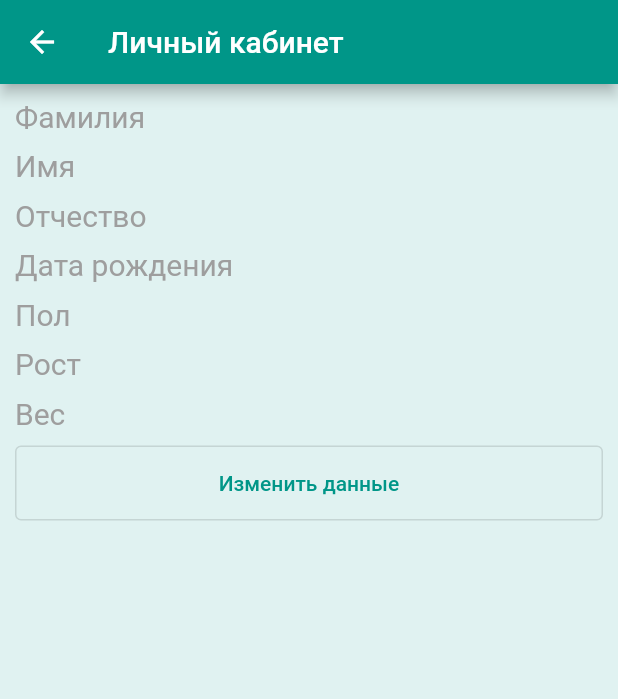
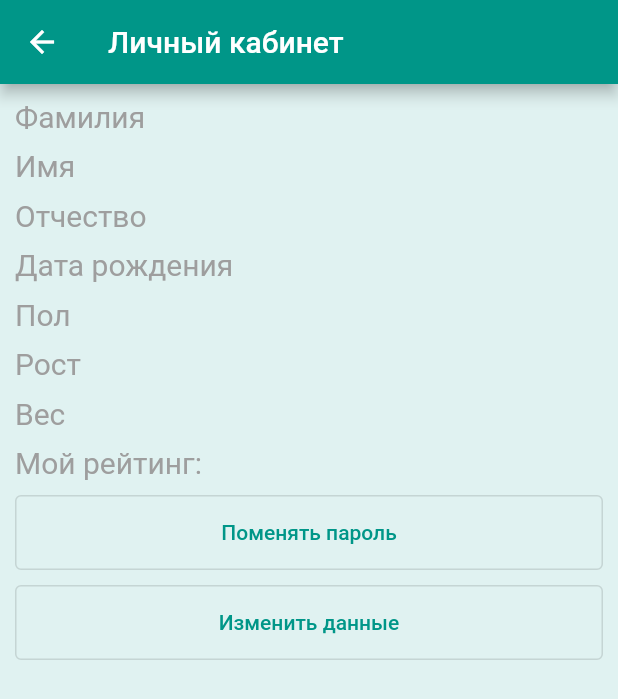
Before and after one commit to krzhld/MedicineHelper, a Flutter app: the Patient screen opened directly, after a tap on "Личный кабинет", on a phone screen of 412 x 824 dp. Shown: the top 699 px of the screen. Run offline on Flutter 3.47's test engine with Material 2 defaults, Android fonts, the phone set to English and light mode, and no system bars; our stand-ins replace mask_text_input_formatter; network calls fail; project files that could hold a hidden picture were left out.

Commit message:
feat: adjusted the architecture of the application pages in accordance patient_user_flow_diagram

```diff
--- a/frontend/lib/ui/pages/patient.dart
+++ b/frontend/lib/ui/pages/patient.dart
@@ -4,6 +4,7 @@ import 'package:mask_text_input_formatter/mask_text_input_formatter.dart';
 import 'package:MedicineHelper/ui/pages/choice_a_chat_with_a_doctor.dart';
 import 'package:http/http.dart' as http;
 import 'dart:convert';
+import 'package:flutter/services.dart';
 
 var maskFormatterDate = MaskTextInputFormatter(
     mask: '##.##.####',
@@ -17,6 +18,9 @@ var maskFormatterPressure = MaskTextInputFormatter(
 
 bool _isShowHealthData = false;
 bool _isShowDropdownDoctors = false;
+bool _availableActions = false;
+bool _isShowDataInTime = false;
+bool _appointment = false;
 
 class Patient extends StatefulWidget {
   const Patient({super.key});
@@ -83,6 +87,22 @@ class _Patient extends State<Patient> {
           SizedBox(
             height: 50.0,
             child: OutlinedButton(
+              child: Text(
+                _availableActions ? 'Скрыть' : 'Доступные действия',
+              ),
+              onPressed: () {
+                setState(
+                  () {
+                    _availableActions = !_availableActions;
+                  },
+                );
+              },
+            ),
+          ),
+          const SizedBox(height: 10),
+          Visibility(
+            visible: _availableActions,
+            child: OutlinedButton(
               // ignore: unnecessary_new
               child: new Text(
                 _isShowHealthData
@@ -100,7 +120,7 @@ class _Patient extends State<Patient> {
           ),
           const SizedBox(height: 10),
           Visibility(
-            visible: _isShowHealthData,
+            visible: _isShowHealthData && _availableActions,
             child: TextField(
               keyboardType: TextInputType.datetime,
               inputFormatters: [maskFormatterDate],
@@ -109,7 +129,7 @@ class _Patient extends State<Patient> {
           ),
           const SizedBox(height: 10),
           Visibility(
-            visible: _isShowHealthData,
+            visible: _isShowHealthData && _availableActions,
             child: const TextField(
               keyboardType: TextInputType.number,
               decoration: InputDecoration(labelText: "Пульс"),
@@ -117,7 +137,7 @@ class _Patient extends State<Patient> {
           ),
           const SizedBox(height: 10),
           Visibility(
-            visible: _isShowHealthData,
+            visible: _isShowHealthData && _availableActions,
             child: TextField(
               keyboardType: TextInputType.number,
               inputFormatters: [maskFormatterPressure],
@@ -125,14 +145,14 @@ class _Patient extends State<Patient> {
             ),
           ),
           Visibility(
-            visible: _isShowHealthData,
+            visible: _isShowHealthData && _availableActions,
             child: const TextField(
               keyboardType: TextInputType.number,
               decoration: InputDecoration(labelText: "Сатурация"),
             ),
           ),
           Visibility(
-            visible: _isShowHealthData,
+            visible: _isShowHealthData && _availableActions,
             child: const TextField(
               maxLength: 1024,
               maxLines: 5,
@@ -143,7 +163,7 @@ class _Patient extends State<Patient> {
           ),
           const SizedBox(height: 10),
           Visibility(
-            visible: _isShowHealthData,
+            visible: _isShowHealthData && _availableActions,
             child: OutlinedButton(
               child: const Text("Сохранить"),
               onPressed: () {
@@ -152,21 +172,44 @@ class _Patient extends State<Patient> {
             ),
           ),
           const SizedBox(height: 10),
-          SizedBox(
-            height: 50.0,
+          Visibility(
+            visible: _availableActions,
             child: OutlinedButton(
-              child: const Text("Обработать имеющиеся данные"),
+              child: const Text("Построение графиков"),
               onPressed: () {
-                null;
+                setState(
+                  () {
+                    _isShowDataInTime = !_isShowDataInTime;
+                  },
+                );
               },
             ),
           ),
           const SizedBox(height: 10),
-          SizedBox(
-            height: 50.0,
+          Visibility(
+            visible: _isShowDataInTime && _availableActions,
+            child: Column(
+              children: <Widget>[
+                TextField(
+                  keyboardType: TextInputType.number,
+                  inputFormatters: [maskFormatterDate],
+                  decoration: const InputDecoration(labelText: "С"),
+                ),
+                const SizedBox(height: 10),
+                TextField(
+                  keyboardType: TextInputType.number,
+                  inputFormatters: [maskFormatterDate],
+                  decoration: const InputDecoration(labelText: "По"),
+                ),
+              ],
+            ),
+          ),
+          const SizedBox(height: 10),
+          Visibility(
+            visible: _availableActions,
             child: OutlinedButton(
               child: Text(
-                _isShowDropdownDoctors ? 'Скрыть' : 'Записаться к врачу',
+                _isShowDropdownDoctors ? 'Скрыть' : 'Запись ко врачу',
               ),
               onPressed: () {
                 setState(
@@ -179,7 +222,7 @@ class _Patient extends State<Patient> {
           ),
           const SizedBox(height: 10),
           Visibility(
-            visible: _isShowDropdownDoctors,
+            visible: _isShowDropdownDoctors && _availableActions,
             child: Text(
               'Выберите врача:$_doctorsJson',
               style: TextStyle(color: Colors.teal, fontSize: 20),
@@ -192,7 +235,7 @@ class _Patient extends State<Patient> {
           // ),
           const SizedBox(height: 10),
           Visibility(
-            visible: _isShowDropdownDoctors,
+            visible: _isShowDropdownDoctors && _availableActions,
             child: OutlinedButton(
               child: const Text("Записаться"),
               onPressed: () {
@@ -201,10 +244,10 @@ class _Patient extends State<Patient> {
             ),
           ),
           const SizedBox(height: 10),
-          SizedBox(
-            height: 50.0,
+          Visibility(
+            visible: _availableActions,
             child: OutlinedButton(
-              child: const Text("Коммуникация с врачом"),
+              child: const Text("Мессенджер"),
               onPressed: () {
                 Navigator.push(
                     context,
@@ -213,6 +256,33 @@ class _Patient extends State<Patient> {
               },
             ),
           ),
+          Visibility(
+            visible: _availableActions,
+            child: OutlinedButton(
+              child: const Text("Промотр своих приемов у врачей"),
+              onPressed: () {
+                null;
+              },
+            ),
+          ),
+          Visibility(
+            visible: _availableActions,
+            child: OutlinedButton(
+              child: const Text("Просмотр полученных рекомендаций"),
+              onPressed: () {
+                null;
+              },
+            ),
+          ),
+          Visibility(
+            visible: _availableActions,
+            child: OutlinedButton(
+              child: const Text("Оценивание врачей"),
+              onPressed: () {
+                null;
+              },
+            ),
+          ),
         ],
       ),
     );
--- a/frontend/lib/ui/pages/patient_personal_account.dart
+++ b/frontend/lib/ui/pages/patient_personal_account.dart
@@ -115,6 +115,49 @@ class _PatientPersonalAccount extends State<PatientPersonalAcccount> {
             ],
           ),
           SizedBox(height: 10),
+          Row(
+            children: <Widget>[
+              Text(
+                'Мой рейтинг: ',
+                style: TextStyle(color: Colors.grey, fontSize: 20),
+              ),
+              Text(
+                '',
+                style: TextStyle(color: Colors.teal, fontSize: 20),
+              )
+            ],
+          ),
+          const SizedBox(height: 10),
+          SizedBox(
+            height: 50.0,
+            child: OutlinedButton(
+              child: const Text("Поменять пароль"),
+              onPressed: () {
+                showDialog(
+                  context: context,
+                  builder: (_) => AlertDialog(
+                    content: Text(
+                        "Отправить письмо на эл. почту с ссылкой на смену пароля?"),
+                    actions: <Widget>[
+                      TextButton(
+                        child: Text('Да'),
+                        onPressed: () {
+                          Navigator.of(context).pop();
+                        },
+                      ),
+                      TextButton(
+                        child: Text('Нет'),
+                        onPressed: () {
+                          Navigator.of(context).pop();
+                        },
+                      )
+                    ],
+                  ),
+                );
+              },
+            ),
+          ),
+          SizedBox(height: 10),
           new Container(
             child: OutlinedButton(
               child: new Text(
```
Also changed, not shown: frontend/lib/ui/pages/interaction_with_patient.dart (+19 -12 lines).
